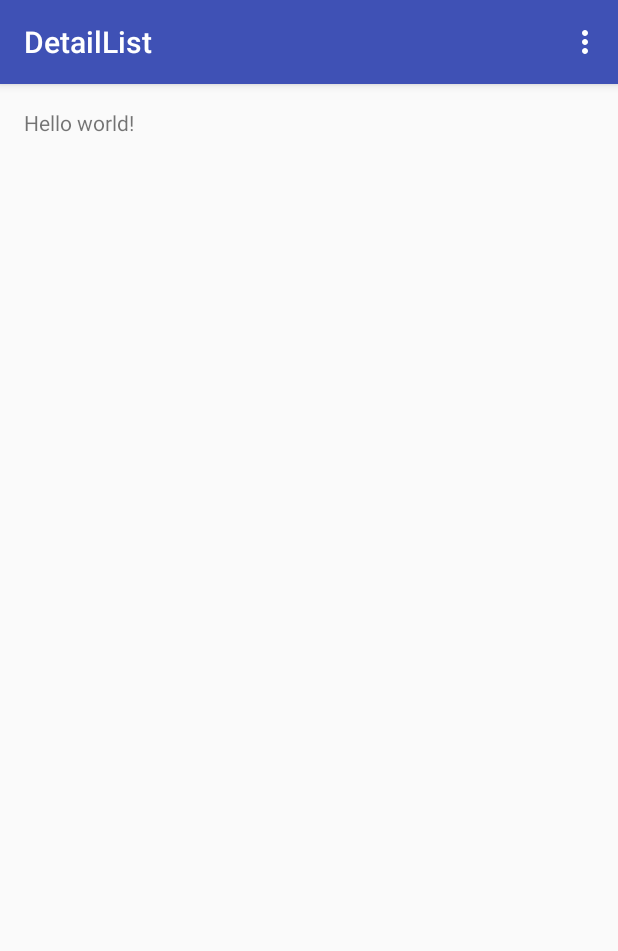
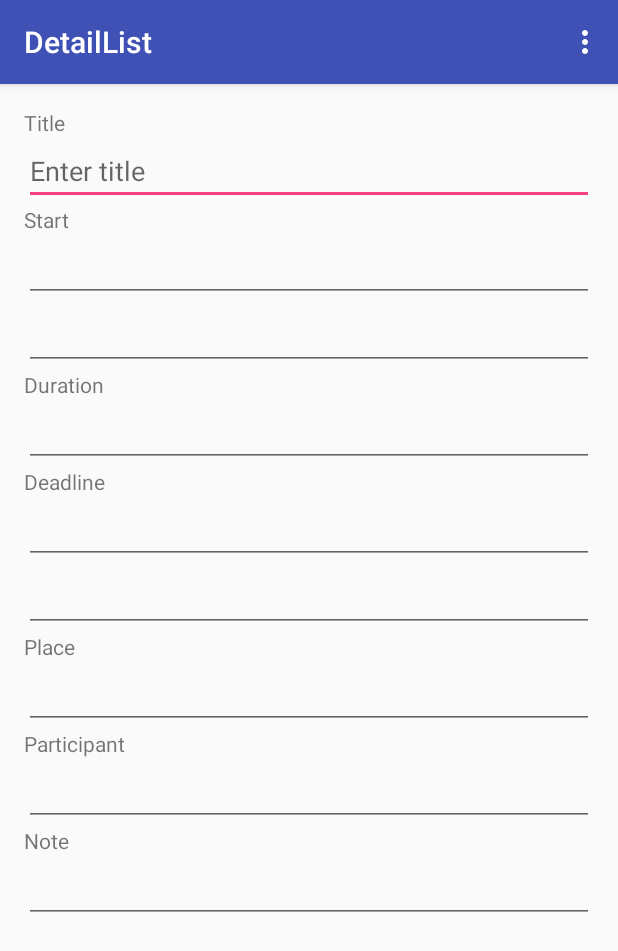
Before and after one commit to powerswat/FlexScheduler, an Android app: the DetailListFragment screen opened directly, with no data from a screen before it, on a phone screen of 412 x 824 dp. Shown: the top 951 px of the screen. Run offline under Robolectric (Android 15) with nearby library versions, the phone set to English and light mode, and no system bars.

Commit message:
Add more DetailList

```diff
--- a/app/src/main/java/cse/osu/edu/flexscheduler/DetailListFragment.java
+++ b/app/src/main/java/cse/osu/edu/flexscheduler/DetailListFragment.java
@@ -19,4 +19,6 @@ public class DetailListFragment extends Fragment {
                              Bundle savedInstanceState) {
         return inflater.inflate(R.layout.fragment_detail_list, container, false);
     }
+
+
 }
--- a/app/src/main/java/cse/osu/edu/flexscheduler/LoginActivity.java
+++ b/app/src/main/java/cse/osu/edu/flexscheduler/LoginActivity.java
@@ -376,7 +376,8 @@ public class LoginActivity extends AppCompatActivity implements LoaderCallbacks<
             showProgress(false);
 
             if (success) {
-                Intent i = new Intent(LoginActivity.this, SchedListActivity.class);
+                //Intent i = new Intent(LoginActivity.this, SchedListActivity.class);
+                Intent i = new Intent(LoginActivity.this, DetailList.class);// jihoon: temp change
                 startActivity(i);
                 finish();
             } else {
--- a/app/src/main/res/layout/fragment_detail_list.xml
+++ b/app/src/main/res/layout/fragment_detail_list.xml
@@ -4,9 +4,123 @@
     android:paddingRight="@dimen/activity_horizontal_margin"
     android:paddingTop="@dimen/activity_vertical_margin"
     android:paddingBottom="@dimen/activity_vertical_margin"
-    tools:context="cse.osu.edu.flexscheduler.DetailListFragment">
+    tools:context="cse.osu.edu.flexscheduler.DetailListFragment"
+    android:id="@+id/detail_list">
 
-    <TextView android:text="@string/hello_world" android:layout_width="wrap_content"
-        android:layout_height="wrap_content" />
+    <ScrollView
+        android:layout_width="fill_parent"
+            android:layout_height="wrap_content">
+        <LinearLayout
+            android:orientation="vertical"
+            android:layout_width="match_parent"
+            android:layout_height="match_parent"
+            android:layout_alignParentTop="true">
 
+            <TextView
+                android:text="Title"
+                android:layout_height="wrap_content"
+                android:layout_width="wrap_content"
+                android:layout_gravity="left"/>
+
+            <EditText
+                android:layout_width="match_parent"
+                android:layout_height="wrap_content"
+                android:hint="Enter title"
+                android:id="@+id/title" />
+
+            <TextView
+                android:text="Start"
+                android:layout_height="wrap_content"
+                android:layout_width="wrap_content"
+                android:layout_gravity="left"/>
+
+            <EditText
+                android:layout_width="match_parent"
+                android:layout_height="wrap_content"
+                android:inputType="date"
+                android:ems="10"
+                android:id="@+id/start_date" />
+
+            <EditText
+                android:layout_width="match_parent"
+                android:layout_height="wrap_content"
+                android:inputType="time"
+                android:ems="10"
+                android:id="@+id/start_time" />
+
+            <TextView
+                android:text="Duration"
+                android:layout_height="wrap_content"
+                android:layout_width="wrap_content"
+                android:layout_gravity="left"/>
+
+            <EditText
+                android:layout_width="match_parent"
+                android:layout_height="wrap_content"
+                android:inputType="time"
+                android:ems="10"
+                android:id="@+id/duration_time" />
+
+            <TextView
+                android:text="Deadline"
+                android:layout_height="wrap_content"
+                android:layout_width="wrap_content"
+                android:layout_gravity="left"/>
+
+            <EditText
+                android:layout_width="match_parent"
+                android:layout_height="wrap_content"
+                android:inputType="date"
+                android:ems="10"
+                android:id="@+id/deadline_date" />
+
+            <EditText
+                android:layout_width="match_parent"
+                android:layout_height="wrap_content"
+                android:inputType="time"
+                android:ems="10"
+                android:id="@+id/deadline_time" />
+
+            <TextView
+                android:text="Place"
+                android:layout_height="wrap_content"
+                android:layout_width="wrap_content"
+                android:layout_gravity="left"/>
+
+            <EditText
+                android:layout_width="match_parent"
+                android:layout_height="wrap_content"
+                android:id="@+id/place"
+                android:layout_gravity="center_horizontal" />
+
+            <TextView
+                android:text="Participant"
+                android:layout_height="wrap_content"
+                android:layout_width="wrap_content"
+                android:layout_gravity="left"/>
+
+            <EditText
+                android:layout_width="match_parent"
+                android:layout_height="wrap_content"
+                android:inputType="textMultiLine"
+                android:ems="10"
+                android:id="@+id/participant"
+                android:layout_gravity="center_horizontal" />
+
+            <TextView
+                android:text="Note"
+                android:layout_height="wrap_content"
+                android:layout_width="wrap_content"
+                android:layout_gravity="left"/>
+
+            <EditText
+                android:layout_width="match_parent"
+                android:layout_height="wrap_content"
+                android:inputType="textMultiLine"
+                android:ems="10"
+                android:id="@+id/note"
+                android:layout_gravity="center_horizontal" />
+
+        </LinearLayout>
+    </ScrollView>
 </RelativeLayout>
```
